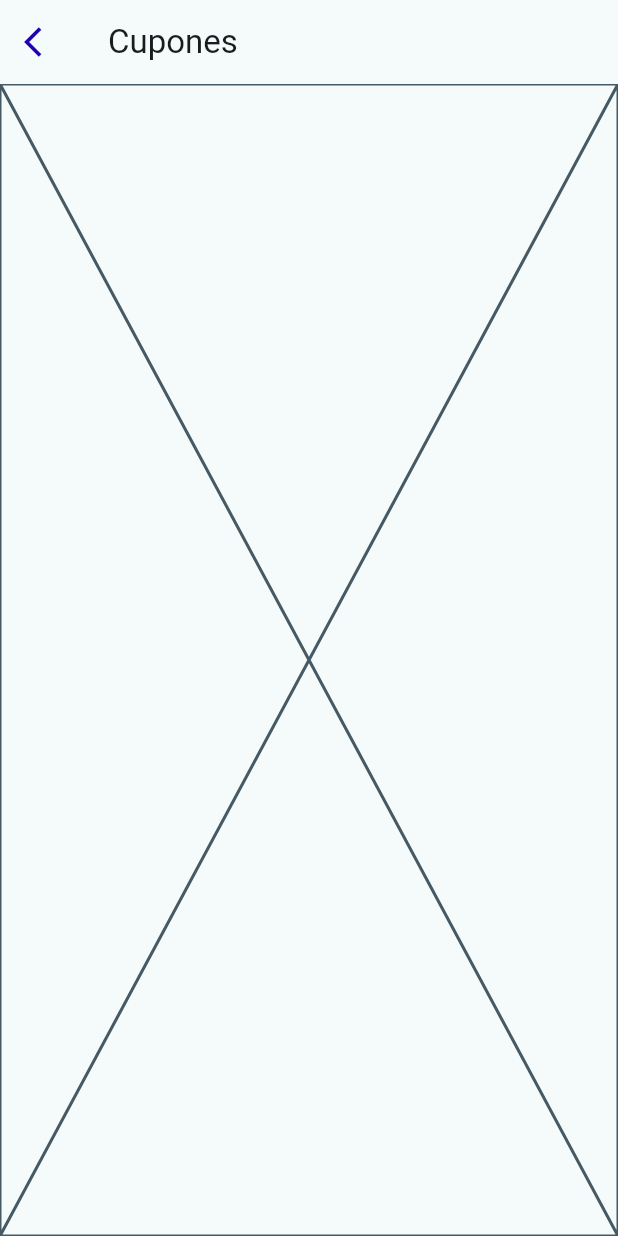
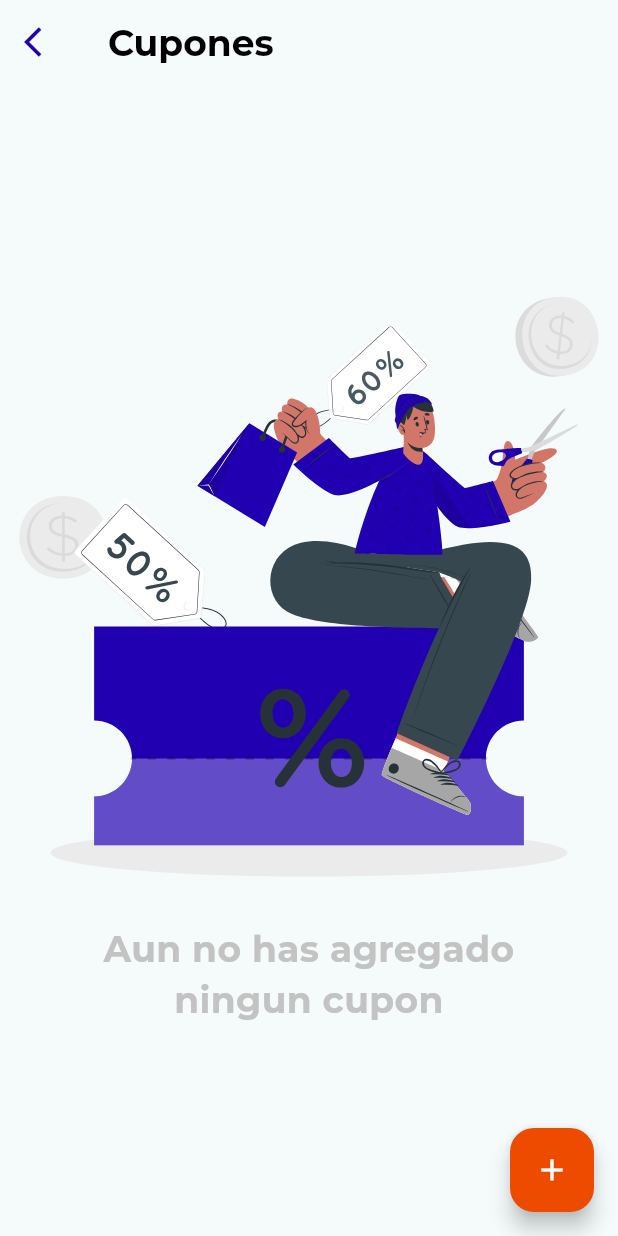
Before and after one commit to Blue-Team-UCAB/go-delivery-frontend, a Flutter app: the CouponScreen screen opened by its route, on a phone screen of 412 x 824 dp. Run offline on Flutter 3.47's test engine with Material 3 defaults, Android fonts, the phone set to English and light mode, and no system bars; our stand-ins replace animate_do, bloc, dio, equatable, flutter_bloc, flutter_dotenv and 8 more; accounts and stored records are empty; generated files the repository leaves out were written again; Roboto replaces fonts that are missing (Inter, Montserrat); project files that could hold a hidden picture were left out.

Commit message:
feat(coupon): add empty state widget for coupons and update coupon screen layout

```diff
--- a/lib/presentation/screens/coupon/coupon_screen.dart
+++ b/lib/presentation/screens/coupon/coupon_screen.dart
@@ -1,4 +1,5 @@
 import 'package:flutter/material.dart';
+import 'package:go_delivery_frontend/presentation/widgets/coupon/coupon_empty_state_widget.dart';
 import 'package:go_router/go_router.dart';
 
 
@@ -15,10 +16,23 @@ class CouponScreen extends StatelessWidget {
             context.pop();
           },
           icon : const Icon(Icons.arrow_back_ios),
-          color:const Color(0xFF2000B1),),
-        title: const Text('Cupones'),
+          color:const Color(0xFF2000B1),
+        ),
+        title: const Text(
+          'Cupones',
+          style: TextStyle(fontFamily: 'Montserrat',fontSize: 24,fontWeight: FontWeight.w700,color: Color(0xFF000000)),
+        ),
       ),
-      body: const Placeholder(),
+      body: const SizedBox(
+        height: double.infinity,
+        child: CouponEmptyStateWidget()
+      ),
+      floatingActionButton: FloatingActionButton(
+        heroTag: null,
+        backgroundColor: const Color(0xFFED4B00),
+        onPressed: (){},
+        child: const Icon(Icons.add,color: Color(0xFFFFFFFF),),
+        ),
     );
   }
 }
--- /dev/null
+++ b/lib/presentation/widgets/coupon/coupon_empty_state_widget.dart
@@ -0,0 +1,30 @@
+import 'package:flutter/material.dart';
+import 'package:flutter_svg/flutter_svg.dart';
+
+class CouponEmptyStateWidget extends StatelessWidget {
+  const CouponEmptyStateWidget({super.key});
+
+  @override
+  Widget build(BuildContext context) {
+    return Center(
+      child: Column(
+        mainAxisAlignment: MainAxisAlignment.center,
+        children: [
+          SvgPicture.asset(
+            'assets/coupon/coupon_emptystate.svg',
+            fit: BoxFit.fill,
+            ),
+            const SizedBox(height: 30),
+          SizedBox(
+            width: MediaQuery.of(context).size.width*0.75,
+            child: const Text(
+              'Aun no has agregado ningun cupon',
+              textAlign: TextAlign.center,
+              style: TextStyle(fontFamily: 'Montserrat',fontSize: 24,fontWeight: FontWeight.w700 ,color: Color(0xFFC3C3C3))
+            ),
+          ),
+        ],
+      ),
+    );
+  }
+}
--- a/pubspec.yaml
+++ b/pubspec.yaml
@@ -58,6 +58,7 @@ flutter:
     - assets/icon/facebook.svg
     - assets/icon/apple.svg
     - assets/not-found-image.svg
+    - assets/coupon/coupon_emptystate.svg
   fonts:
     - family: Montserrat
       fonts:
```
Also changed, not shown: assets/coupon/coupon_emptystate.svg (added).
